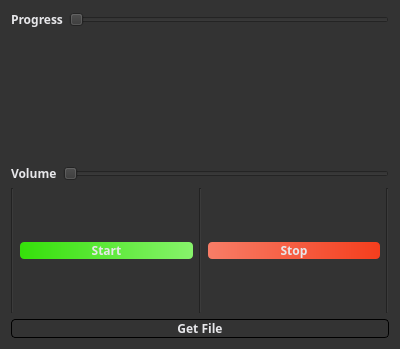
The window that dialog.ui (mbcarruthers/audio_player) describes before a commit, drawn with Qt 5.
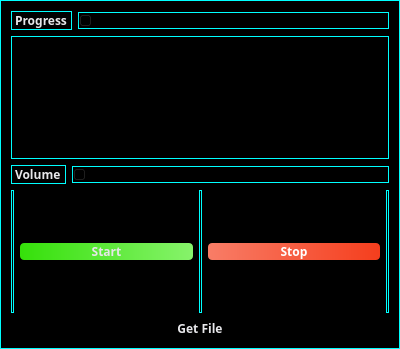
The same window after the commit.

Commit message: made the formatting comments more readable. Previous version had to many lines

Diff of the .ui file:
```diff
--- a/dialog.ui
+++ b/dialog.ui
@@ -14,8 +14,9 @@
    <string>Dialog</string>
   </property>
   <property name="styleSheet">
-   <string notr="true">background-color:rgb(51,51,51);
-color:rgb(231,231,234);</string>
+   <string notr="true">background-color:black;
+color:rgb(231,231,234);
+border:1px solid cyan;</string>
   </property>
   <layout class="QVBoxLayout" name="verticalLayout_2">
    <item>
@@ -115,6 +116,7 @@
         <widget class="QPushButton" name="stop_button">
          <property name="styleSheet">
           <string notr="true">font-family:Avenir Next;
+color:white;
 font-weight:bold;
 border-radius:4px;
 border:1px;
```
Left out of the diff: 5 changed lines with no effect on the pictures. The commit also changes 1 other file.
